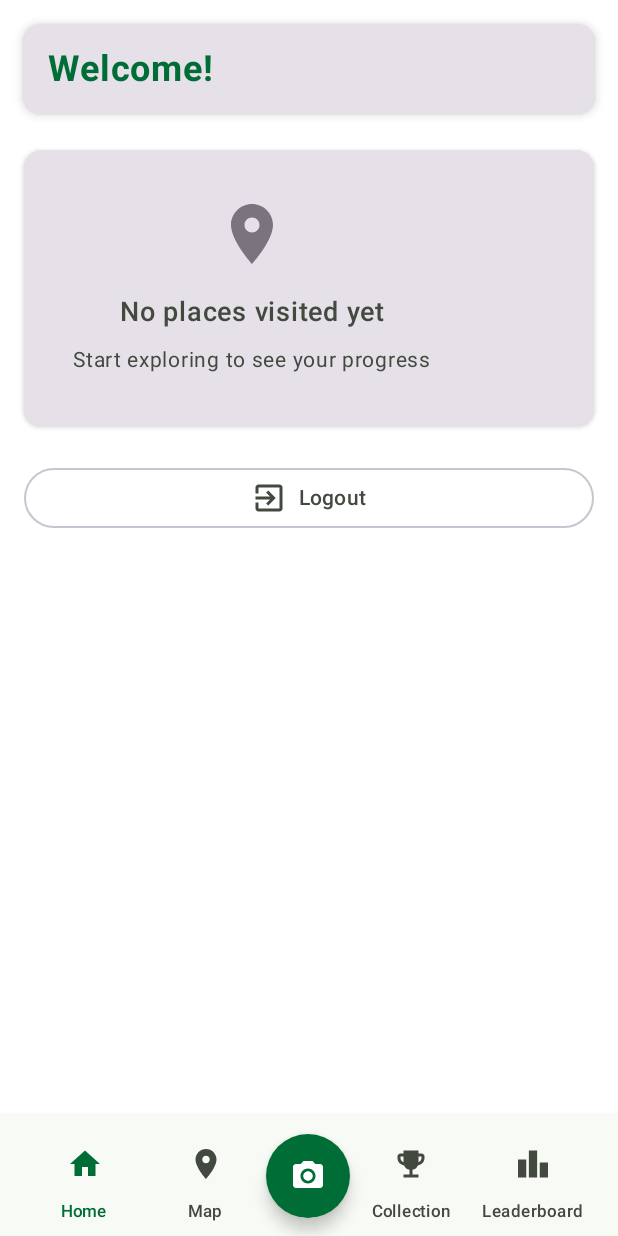
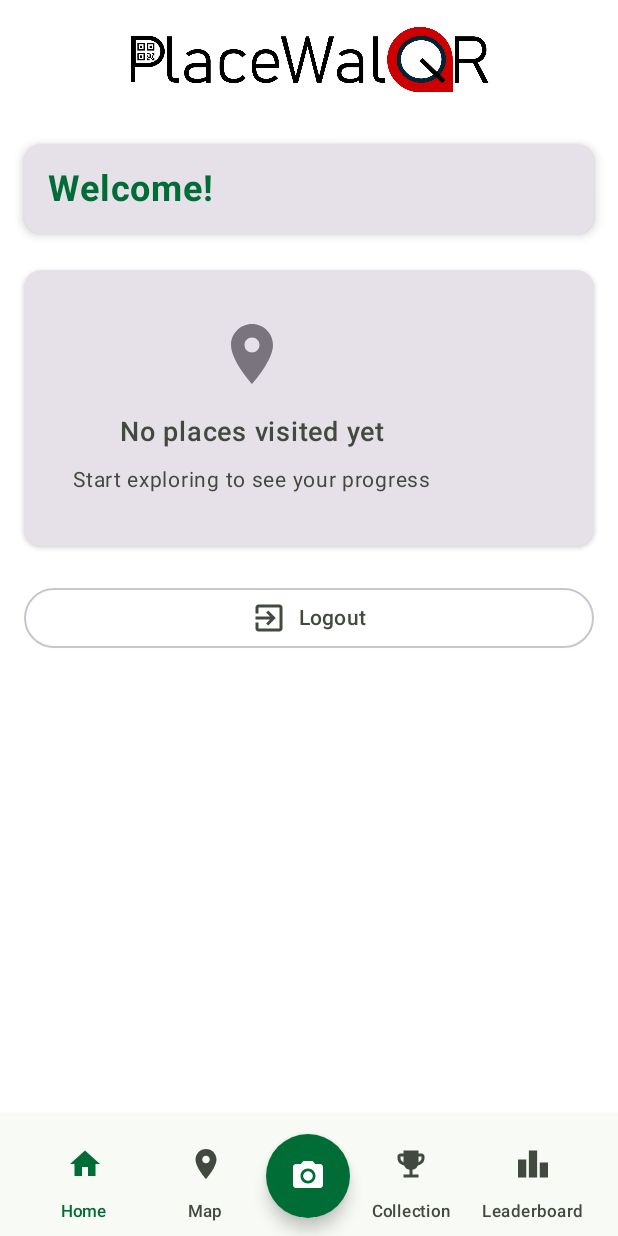
Before and after one commit to Cristyl/PlaceWalQR, an Android app built with Jetpack Compose: the HomepageFragment screen opened directly, with no data from a screen before it, on a phone screen of 412 x 824 dp. Run offline under Robolectric (Android 15) with nearby library versions, the phone set to English and light mode, and no system bars; network calls fail.

Commit message:
Added logo on homepage and maps

```diff
--- a/app/src/main/java/com/example/placewalqr/HomepageFragment.kt
+++ b/app/src/main/java/com/example/placewalqr/HomepageFragment.kt
@@ -21,6 +21,7 @@ import androidx.compose.foundation.layout.fillMaxWidth
 import androidx.compose.foundation.layout.height
 import androidx.compose.foundation.layout.padding
 import androidx.compose.foundation.layout.size
+import androidx.compose.foundation.layout.width
 import androidx.compose.foundation.rememberScrollState
 import androidx.compose.foundation.verticalScroll
 import androidx.compose.material.icons.Icons
@@ -47,6 +48,7 @@ import androidx.compose.ui.Modifier
 import androidx.compose.ui.graphics.asImageBitmap
 import androidx.compose.ui.layout.ContentScale
 import androidx.compose.ui.platform.ComposeView
+import androidx.compose.ui.res.painterResource
 import androidx.compose.ui.text.font.FontWeight
 import androidx.compose.ui.text.style.TextAlign
 import androidx.compose.ui.unit.dp
@@ -153,6 +155,12 @@ class HomepageFragment : Fragment(R.layout.homepage_activity){
                 .padding(16.dp),
             horizontalAlignment = Alignment.CenterHorizontally
         ) {
+            Image(
+                painter = painterResource(id = R.drawable.placewalqr_logo),
+                modifier = Modifier.width(250.dp).align(Alignment.CenterHorizontally).padding(bottom = 32.dp),
+                contentDescription = "App Logo"
+            )
+
             // Header con benvenuto
             WelcomeHeader(user = if (::user.isInitialized) user else "")
 
```
Also changed, not shown: app/src/main/java/com/example/placewalqr/MapsFragment.kt (+4 -4 lines).
